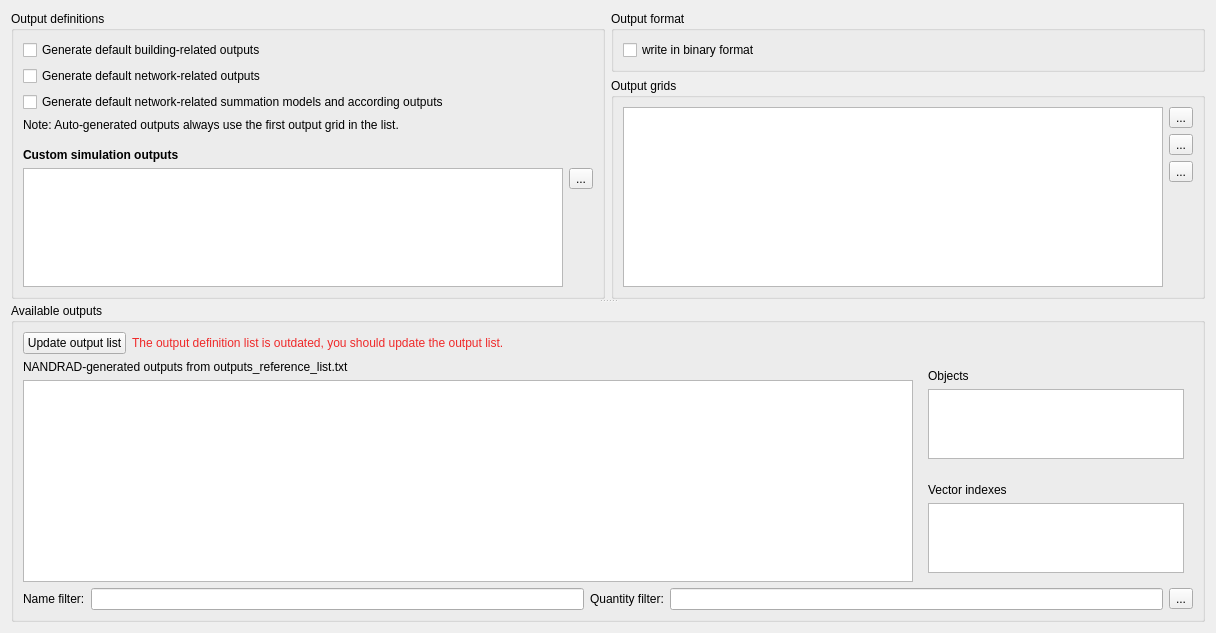
ghorwin/SIM-VICUS, file SIM-VICUS/src/SVSimulationOutputOptions.ui: the form before one commit.
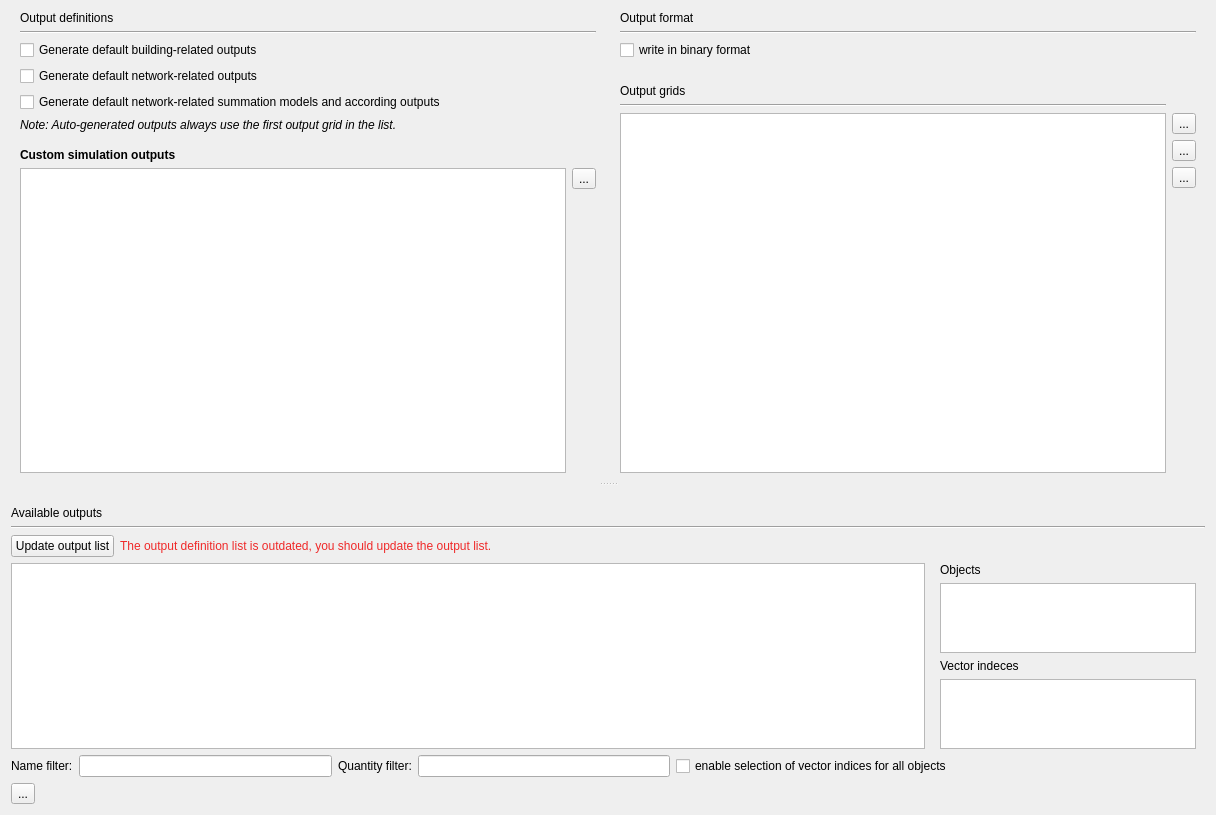
The form after the commit. Icons and pictures are not drawn.

```diff
--- a/SIM-VICUS/src/SVSimulationOutputOptions.ui
+++ b/SIM-VICUS/src/SVSimulationOutputOptions.ui
@@ -7,7 +7,7 @@
     <x>0</x>
     <y>0</y>
     <width>1216</width>
-    <height>633</height>
+    <height>815</height>
    </rect>
   </property>
   <property name="windowTitle">
@@ -21,13 +21,167 @@
      </property>
      <widget class="QWidget" name="layoutWidget">
       <layout class="QGridLayout" name="gridLayout_4">
+       <item row="0" column="0" rowspan="2">
+        <widget class="QWidget" name="widgetOutputDefs" native="true">
+         <layout class="QGridLayout" name="gridLayout_2">
+          <property name="topMargin">
+           <number>0</number>
+          </property>
+          <item row="8" column="1">
+           <widget class="QToolButton" name="toolButtonRemoveDefinition">
+            <property name="text">
+             <string>...</string>
+            </property>
+            <property name="icon">
+             <iconset resource="../resources/SIM-VICUS.qrc">
+              <normaloff>:/gfx/actions/24x24/minus.png</normaloff>:/gfx/actions/24x24/minus.png</iconset>
+            </property>
+            <property name="iconSize">
+             <size>
+              <width>24</width>
+              <height>24</height>
+             </size>
+            </property>
+           </widget>
+          </item>
+          <item row="3" column="0">
+           <widget class="QCheckBox" name="checkBoxDefaultNetworkOutputs">
+            <property name="text">
+             <string>Generate default network-related outputs</string>
+            </property>
+           </widget>
+          </item>
+          <item row="4" column="0">
+           <widget class="QCheckBox" name="checkBoxDefaultNetworkSummationModels">
+            <property name="text">
+             <string>Generate default network-related summation models and according outputs</string>
+            </property>
+           </widget>
+          </item>
+          <item row="7" column="0">
+           <widget class="QLabel" name="label_6">
+            <property name="font">
+             <font>
+              <bold>true</bold>
+             </font>
+            </property>
+            <property name="text">
+             <string>Custom simulation outputs</string>
+            </property>
+           </widget>
+          </item>
+          <item row="9" column="1">
+           <spacer name="verticalSpacer_2">
+            <property name="orientation">
+             <enum>Qt::Vertical</enum>
+            </property>
+            <property name="sizeType">
+             <enum>QSizePolicy::Preferred</enum>
+            </property>
+            <property name="sizeHint" stdset="0">
+             <size>
+              <width>20</width>
+              <height>458</height>
+             </size>
+            </property>
+           </spacer>
+          </item>
+          <item row="2" column="0">
+           <widget class="QCheckBox" name="checkBoxDefaultBuildingOutputs">
+            <property name="text">
+             <string>Generate default building-related outputs</string>
+            </property>
+           </widget>
+          </item>
+          <item row="8" column="0" rowspan="2">
+           <widget class="QTableWidget" name="tableWidgetOutputDefinitions">
+            <property name="sizePolicy">
+             <sizepolicy hsizetype="Expanding" vsizetype="Preferred">
+              <horstretch>0</horstretch>
+              <verstretch>0</verstretch>
+             </sizepolicy>
+            </property>
+           </widget>
+          </item>
+          <item row="5" column="0">
+           <widget class="QLabel" name="label_7">
+            <property name="font">
+             <font>
+              <italic>true</italic>
+             </font>
+            </property>
+            <property name="text">
+             <string>Note: Auto-generated outputs always use the first output grid in the list.</string>
+            </property>
+           </widget>
+          </item>
+          <item row="0" column="0">
+           <widget class="QLabel" name="label_2">
+            <property name="text">
+             <string>Output definitions</string>
+            </property>
+           </widget>
+          </item>
+          <item row="6" column="0">
+           <spacer name="verticalSpacer_4">
+            <property name="orientation">
+             <enum>Qt::Vertical</enum>
+            </property>
+            <property name="sizeType">
+             <enum>QSizePolicy::Fixed</enum>
+            </property>
+            <property name="sizeHint" stdset="0">
+             <size>
+              <width>20</width>
+              <height>10</height>
+             </size>
+            </property>
+           </spacer>
+          </item>
+          <item row="1" column="0" colspan="2">
+           <widget class="Line" name="line">
+            <property name="orientation">
+             <enum>Qt::Horizontal</enum>
+            </property>
+           </widget>
+          </item>
+         </layout>
+        </widget>
+       </item>
+       <item row="0" column="1">
+        <widget class="QWidget" name="widgetFormat" native="true">
+         <layout class="QVBoxLayout" name="verticalLayout_6">
+          <property name="topMargin">
+           <number>0</number>
+          </property>
+          <item>
+           <widget class="QLabel" name="label_5">
+            <property name="text">
+             <string>Output format</string>
+            </property>
+           </widget>
+          </item>
+          <item>
+           <widget class="Line" name="line_2">
+            <property name="orientation">
+             <enum>Qt::Horizontal</enum>
+            </property>
+           </widget>
+          </item>
+          <item>
+           <widget class="QCheckBox" name="checkBoxBinaryFormat">
+            <property name="text">
+             <string>write in binary format</string>
+            </property>
+           </widget>
+          </item>
+         </layout>
+        </widget>
+       </item>
        <item row="1" column="1">
-        <widget class="QGroupBox" name="groupBox">
-         <property name="title">
-          <string>Output grids</string>
-         </property>
+        <widget class="QWidget" name="widget" native="true">
          <layout class="QGridLayout" name="gridLayout">
-          <item row="0" column="0" rowspan="4">
+          <item row="2" column="0" rowspan="4">
            <widget class="QTableWidget" name="tableWidgetOutputGrids">
             <property name="sizePolicy">
              <sizepolicy hsizetype="Expanding" vsizetype="Preferred">
@@ -40,7 +194,31 @@
             </attribute>
            </widget>
           </item>
-          <item row="1" column="1">
+          <item row="4" column="1">
+           <widget class="QToolButton" name="toolButtonRemoveGrid">
+            <property name="text">
+             <string>...</string>
+            </property>
+            <property name="icon">
+             <iconset resource="../resources/SIM-VICUS.qrc">
+              <normaloff>:/gfx/actions/24x24/minus.png</normaloff>:/gfx/actions/24x24/minus.png</iconset>
+            </property>
+            <property name="iconSize">
+             <size>
+              <width>24</width>
+              <height>24</height>
+             </size>
+            </property>
+           </widget>
+          </item>
+          <item row="0" column="0">
+           <widget class="QLabel" name="label_8">
+            <property name="text">
+             <string>Output grids</string>
+            </property>
+           </widget>
+          </item>
+          <item row="3" column="1">
            <widget class="QToolButton" name="toolButtonEditGrid">
             <property name="text">
              <string>...</string>
@@ -58,23 +236,6 @@
            </widget>
           </item>
           <item row="2" column="1">
-           <widget class="QToolButton" name="toolButtonRemoveGrid">
-            <property name="text">
-             <string>...</string>
-            </property>
-            <property name="icon">
-             <iconset resource="../resources/SIM-VICUS.qrc">
-              <normaloff>:/gfx/actions/24x24/minus.png</normaloff>:/gfx/actions/24x24/minus.png</iconset>
-            </property>
-            <property name="iconSize">
-             <size>
-              <width>24</width>
-              <height>24</height>
-             </size>
-            </property>
-           </widget>
-          </item>
-          <item row="0" column="1">
            <widget class="QToolButton" name="toolButtonAddGrid">
             <property name="text">
              <string>...</string>
@@ -91,7 +252,7 @@
             </property>
            </widget>
           </item>
-          <item row="3" column="1">
+          <item row="5" column="1">
            <spacer name="verticalSpacer">
             <property name="orientation">
              <enum>Qt::Vertical</enum>
@@ -107,127 +268,10 @@
             </property>
            </spacer>
           </item>
-         </layout>
-        </widget>
-       </item>
-       <item row="0" column="1">
-        <widget class="QGroupBox" name="groupBox_4">
-         <property name="title">
-          <string>Output format</string>
-         </property>
-         <layout class="QVBoxLayout" name="verticalLayout_6">
-          <item>
-           <widget class="QCheckBox" name="checkBoxBinaryFormat">
-            <property name="text">
-             <string>write in binary format</string>
-            </property>
-           </widget>
-          </item>
-         </layout>
-        </widget>
-       </item>
-       <item row="0" column="0" rowspan="2">
-        <widget class="QGroupBox" name="groupBox_2">
-         <property name="title">
-          <string>Output definitions</string>
-         </property>
-         <layout class="QGridLayout" name="gridLayout_2">
-          <item row="5" column="0">
-           <widget class="QLabel" name="label_6">
-            <property name="font">
-             <font>
-              <bold>true</bold>
-             </font>
-            </property>
-            <property name="text">
-             <string>Custom simulation outputs</string>
-            </property>
-           </widget>
-          </item>
-          <item row="4" column="0">
-           <spacer name="verticalSpacer_4">
-            <property name="orientation">
-             <enum>Qt::Vertical</enum>
-            </property>
-            <property name="sizeType">
-             <enum>QSizePolicy::Fixed</enum>
-            </property>
-            <property name="sizeHint" stdset="0">
-             <size>
-              <width>20</width>
-              <height>10</height>
-             </size>
-            </property>
-           </spacer>
-          </item>
-          <item row="6" column="1">
-           <widget class="QToolButton" name="toolButtonRemoveDefinition">
-            <property name="text">
-             <string>...</string>
-            </property>
-            <property name="icon">
-             <iconset resource="../resources/SIM-VICUS.qrc">
-              <normaloff>:/gfx/actions/24x24/minus.png</normaloff>:/gfx/actions/24x24/minus.png</iconset>
-            </property>
-            <property name="iconSize">
-             <size>
-              <width>24</width>
-              <height>24</height>
-             </size>
-            </property>
-           </widget>
-          </item>
           <item row="1" column="0">
-           <widget class="QCheckBox" name="checkBoxDefaultNetworkOutputs">
-            <property name="text">
-             <string>Generate default network-related outputs</string>
-            </property>
-           </widget>
-          </item>
-          <item row="7" column="1">
-           <spacer name="verticalSpacer_2">
+           <widget class="Line" name="line_3">
             <property name="orientation">
-             <enum>Qt::Vertical</enum>
-            </property>
-            <property name="sizeType">
-             <enum>QSizePolicy::Preferred</enum>
-            </property>
-            <property name="sizeHint" stdset="0">
-             <size>
-              <width>20</width>
-              <height>458</height>
-             </size>
-            </property>
-           </spacer>
-          </item>
-          <item row="2" column="0">
-           <widget class="QCheckBox" name="checkBoxDefaultNetworkSummationModels">
-            <property name="text">
-             <string>Generate default network-related summation models and according outputs</string>
-            </property>
-           </widget>
-          </item>
-          <item row="6" column="0" rowspan="2">
-           <widget class="QTableWidget" name="tableWidgetOutputDefinitions">
-            <property name="sizePolicy">
-             <sizepolicy hsizetype="Expanding" vsizetype="Preferred">
-              <horstretch>0</horstretch>
-              <verstretch>0</verstretch>
-             </sizepolicy>
-            </property>
-           </widget>
-          </item>
-          <item row="0" column="0">
-           <widget class="QCheckBox" name="checkBoxDefaultBuildingOutputs">
-            <property name="text">
-             <string>Generate default building-related outputs</string>
-            </property>
-           </widget>
-          </item>
-          <item row="3" column="0">
-           <widget class="QLabel" name="label_7">
-            <property name="text">
-             <string>Note: Auto-generated outputs always use the first output grid in the list.</string>
+             <enum>Qt::Horizontal</enum>
             </property>
            </widget>
           </item>
@@ -236,18 +280,147 @@
        </item>
       </layout>
      </widget>
-     <widget class="QGroupBox" name="groupBox_3">
+     <widget class="QWidget" name="widgetAvailableOutputs" native="true">
       <property name="sizePolicy">
        <sizepolicy hsizetype="Preferred" vsizetype="Preferred">
         <horstretch>0</horstretch>
         <verstretch>1</verstretch>
        </sizepolicy>
       </property>
-      <property name="title">
-       <string>Available outputs</string>
-      </property>
-      <layout class="QGridLayout" name="gridLayout_3" columnstretch="1,0">
-       <item row="0" column="0" colspan="2">
+      <layout class="QGridLayout" name="gridLayout_3" columnstretch="0,0">
+       <property name="topMargin">
+        <number>20</number>
+       </property>
+       <property name="bottomMargin">
+        <number>0</number>
+       </property>
+       <item row="8" column="0" colspan="2">
+        <layout class="QHBoxLayout" name="horizontalLayout_2">
+         <item>
+          <widget class="QLabel" name="label">
+           <property name="text">
+            <string>Name filter:</string>
+           </property>
+          </widget>
+         </item>
+         <item>
+          <widget class="QLineEdit" name="lineEditReferenceType"/>
+         </item>
+         <item>
+          <widget class="QLabel" name="label_3">
+           <property name="text">
+            <string>Quantity filter:</string>
+           </property>
+          </widget>
+         </item>
+         <item>
+          <widget class="QLineEdit" name="lineEditQuantity"/>
+         </item>
+         <item>
+          <widget class="QCheckBox" name="checkBoxEnableSelectVectorIndices">
+           <property name="text">
+            <string>enable selection of vector indices for all objects</string>
+           </property>
+          </widget>
+         </item>
+         <item>
+          <spacer name="horizontalSpacer_2">
+           <property name="orientation">
+            <enum>Qt::Horizontal</enum>
+           </property>
+           <property name="sizeHint" stdset="0">
+            <size>
+             <width>40</width>
+             <height>20</height>
+            </size>
+           </property>
+          </spacer>
+         </item>
+        </layout>
+       </item>
+       <item row="4" column="1">
+        <layout class="QVBoxLayout" name="verticalLayout_2">
+         <item>
+          <widget class="QWidget" name="widgetObjects" native="true">
+           <property name="sizePolicy">
+            <sizepolicy hsizetype="Maximum" vsizetype="Preferred">
+             <horstretch>0</horstretch>
+             <verstretch>0</verstretch>
+            </sizepolicy>
+           </property>
+           <layout class="QVBoxLayout" name="verticalLayout">
+            <property name="topMargin">
+             <number>0</number>
+            </property>
+            <property name="bottomMargin">
+             <number>0</number>
+            </property>
+            <item>
+             <widget class="QLabel" name="label_4">
+              <property name="text">
+               <string>Objects</string>
+              </property>
+             </widget>
+            </item>
+            <item>
+             <widget class="QListWidget" name="listWidgetObjectIDs">
+              <property name="selectionMode">
+               <enum>QAbstractItemView::ExtendedSelection</enum>
+              </property>
+             </widget>
+            </item>
+           </layout>
+          </widget>
+         </item>
+         <item>
+          <widget class="QWidget" name="widgetVectorIDs" native="true">
+           <property name="sizePolicy">
+            <sizepolicy hsizetype="Maximum" vsizetype="Preferred">
+             <horstretch>0</horstretch>
+             <verstretch>0</verstretch>
+            </sizepolicy>
+           </property>
+           <layout class="QVBoxLayout" name="verticalLayout_5">
+            <property name="topMargin">
+             <number>0</number>
+            </property>
+            <property name="bottomMargin">
+             <number>0</number>
+            </property>
+            <item>
+             <widget class="QLabel" name="labelVectorIndexes">
+              <property name="text">
+               <string>Vector indeces</string>
+              </property>
+             </widget>
+            </item>
+            <item>
+             <widget class="QListWidget" name="listWidgetVectorIndexes">
+              <property name="selectionMode">
+               <enum>QAbstractItemView::ExtendedSelection</enum>
+              </property>
+             </widget>
+            </item>
+           </layout>
+          </widget>
+         </item>
+        </layout>
+       </item>
+       <item row="1" column="0" colspan="2">
+        <widget class="Line" name="line_4">
+         <property name="orientation">
+          <enum>Qt::Horizontal</enum>
+         </property>
+        </widget>
+       </item>
+       <item row="0" column="0">
+        <widget class="QLabel" name="label_9">
+         <property name="text">
+          <string>Available outputs</string>
+         </property>
+        </widget>
+       </item>
+       <item row="2" column="0" colspan="2">
         <layout class="QHBoxLayout" name="horizontalLayout">
          <item>
           <widget class="QPushButton" name="pushButtonUpdateOutputList">
@@ -321,15 +494,25 @@
          </item>
         </layout>
        </item>
-       <item row="1" column="0">
+       <item row="9" column="0">
+        <widget class="QToolButton" name="toolButtonAddDefinition">
+         <property name="text">
+          <string>...</string>
+         </property>
+         <property name="icon">
+          <iconset resource="../resources/SIM-VICUS.qrc">
+           <normaloff>:/gfx/actions/24x24/plus.png</normaloff>:/gfx/actions/24x24/plus.png</iconset>
+         </property>
+         <property name="iconSize">
+          <size>
+           <width>24</width>
+           <height>24</height>
+          </size>
+         </property>
+        </widget>
+       </item>
+       <item row="4" column="0">
         <layout class="QVBoxLayout" name="verticalLayout_4">
-         <item>
-          <widget class="QLabel" name="label_2">
-           <property name="text">
-            <string>NANDRAD-generated outputs from outputs_reference_list.txt</string>
-           </property>
-          </widget>
-         </item>
          <item>
           <widget class="QTableView" name="tableViewAvailableOutputs">
            <property name="selectionMode">
@@ -342,91 +525,6 @@
          </item>
         </layout>
        </item>
-       <item row="1" column="1">
-        <layout class="QVBoxLayout" name="verticalLayout_2">
-         <item>
-          <widget class="QWidget" name="widgetObjects" native="true">
-           <layout class="QVBoxLayout" name="verticalLayout">
-            <item>
-             <widget class="QLabel" name="label_4">
-              <property name="text">
-               <string>Objects</string>
-              </property>
-             </widget>
-            </item>
-            <item>
-             <widget class="QListWidget" name="listWidgetObjectIDs">
-              <property name="selectionMode">
-               <enum>QAbstractItemView::ExtendedSelection</enum>
-              </property>
-             </widget>
-            </item>
-           </layout>
-          </widget>
-         </item>
-         <item>
-          <widget class="QWidget" name="widgetVectorIDs" native="true">
-           <layout class="QVBoxLayout" name="verticalLayout_5">
-            <item>
-             <widget class="QLabel" name="label_5">
-              <property name="text">
-               <string>Vector indexes</string>
-              </property>
-             </widget>
-            </item>
-            <item>
-             <widget class="QListWidget" name="listWidgetVectorIndexes">
-              <property name="selectionMode">
-               <enum>QAbstractItemView::ExtendedSelection</enum>
-              </property>
-             </widget>
-            </item>
-           </layout>
-          </widget>
-         </item>
-        </layout>
-       </item>
-       <item row="2" column="0" colspan="2">
-        <layout class="QHBoxLayout" name="horizontalLayout_2">
-         <item>
-          <widget class="QLabel" name="label">
-           <property name="text">
-            <string>Name filter:</string>
-           </property>
-          </widget>
-         </item>
-         <item>
-          <widget class="QLineEdit" name="lineEditReferenceType"/>
-         </item>
-         <item>
-          <widget class="QLabel" name="label_3">
-           <property name="text">
-            <string>Quantity filter:</string>
-           </property>
-          </widget>
-         </item>
-         <item>
-          <widget class="QLineEdit" name="lineEditQuantity"/>
-         </item>
-         <item>
-          <widget class="QToolButton" name="toolButtonAddDefinition">
-           <property name="text">
-            <string>...</string>
-           </property>
-           <property name="icon">
-            <iconset resource="../resources/SIM-VICUS.qrc">
-             <normaloff>:/gfx/actions/24x24/plus.png</normaloff>:/gfx/actions/24x24/plus.png</iconset>
-           </property>
-           <property name="iconSize">
-            <size>
-             <width>24</width>
-             <height>24</height>
-            </size>
-           </property>
-          </widget>
-         </item>
-        </layout>
-       </item>
       </layout>
      </widget>
     </widget>
```
Left out of the diff: 4 changed lines with no effect on the pictures.
